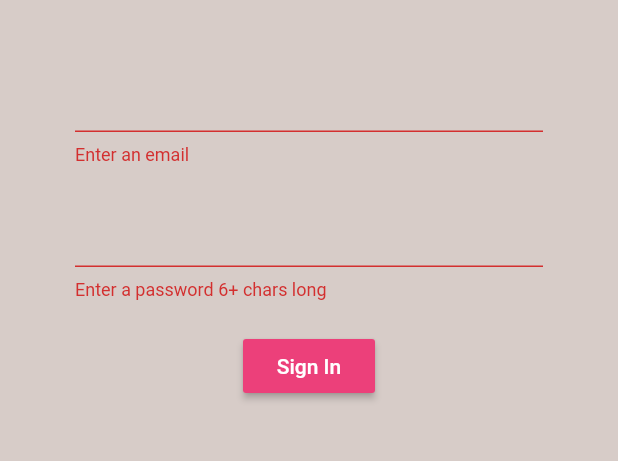
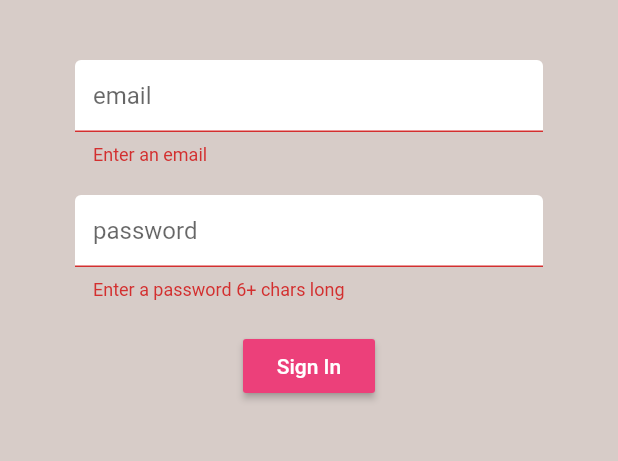
Before and after one commit to iamshaunjp/flutter-firebase, a Flutter app: the screen it shows after launch, after a tap on "Sign In", on a phone screen of 412 x 824 dp, the part 84-545 px from its top. Run offline on Flutter 3.47's test engine with Material 2 defaults, Android fonts, the phone set to English and light mode, and no system bars; our stand-ins replace firebase_auth; accounts and stored records are empty.

Commit message:
lesson-14

```diff
--- a/brew_crew/lib/screens/authenticate/register.dart
+++ b/brew_crew/lib/screens/authenticate/register.dart
@@ -1,4 +1,5 @@
 import 'package:brew_crew/services/auth.dart';
+import 'package:brew_crew/shared/constants.dart';
 import 'package:flutter/material.dart';
 
 class Register extends StatefulWidget {
@@ -44,6 +45,7 @@
             children: <Widget>[
               SizedBox(height: 20.0),
               TextFormField(
+                decoration: textInputDecoration.copyWith(hintText: 'email'),
                 validator: (val) => val.isEmpty ? 'Enter an email' : null,
                 onChanged: (val) {
                   setState(() => email = val);
@@ -51,6 +53,7 @@
               ),
               SizedBox(height: 20.0),
               TextFormField(
+                decoration: textInputDecoration.copyWith(hintText: 'password'),
                 obscureText: true,
                 validator: (val) => val.length < 6 ? 'Enter a password 6+ chars long' : null,
                 onChanged: (val) {
--- a/brew_crew/lib/screens/authenticate/sign_in.dart
+++ b/brew_crew/lib/screens/authenticate/sign_in.dart
@@ -1,4 +1,5 @@
 import 'package:brew_crew/services/auth.dart';
+import 'package:brew_crew/shared/constants.dart';
 import 'package:flutter/material.dart';
 
 class SignIn extends StatefulWidget {
@@ -44,6 +45,7 @@
             children: <Widget>[
               SizedBox(height: 20.0),
               TextFormField(
+                decoration: textInputDecoration.copyWith(hintText: 'email'),
                 validator: (val) => val.isEmpty ? 'Enter an email' : null,
                 onChanged: (val) {
                   setState(() => email = val);
@@ -52,6 +54,7 @@
               SizedBox(height: 20.0),
               TextFormField(
                 obscureText: true,
+                decoration: textInputDecoration.copyWith(hintText: 'password'),
                 validator: (val) => val.length < 6 ? 'Enter a password 6+ chars long' : null,
                 onChanged: (val) {
                   setState(() => password = val);
--- /dev/null
+++ b/brew_crew/lib/shared/constants.dart
@@ -0,0 +1,13 @@
+import 'package:flutter/material.dart';
+
+const textInputDecoration = InputDecoration(
+  fillColor: Colors.white,
+  filled: true,
+  contentPadding: EdgeInsets.all(12.0),
+  enabledBorder: OutlineInputBorder(
+    borderSide: BorderSide(color: Colors.white, width: 2.0),
+  ),
+  focusedBorder: OutlineInputBorder(
+    borderSide: BorderSide(color: Colors.pink, width: 2.0),
+  ),
+);
```
